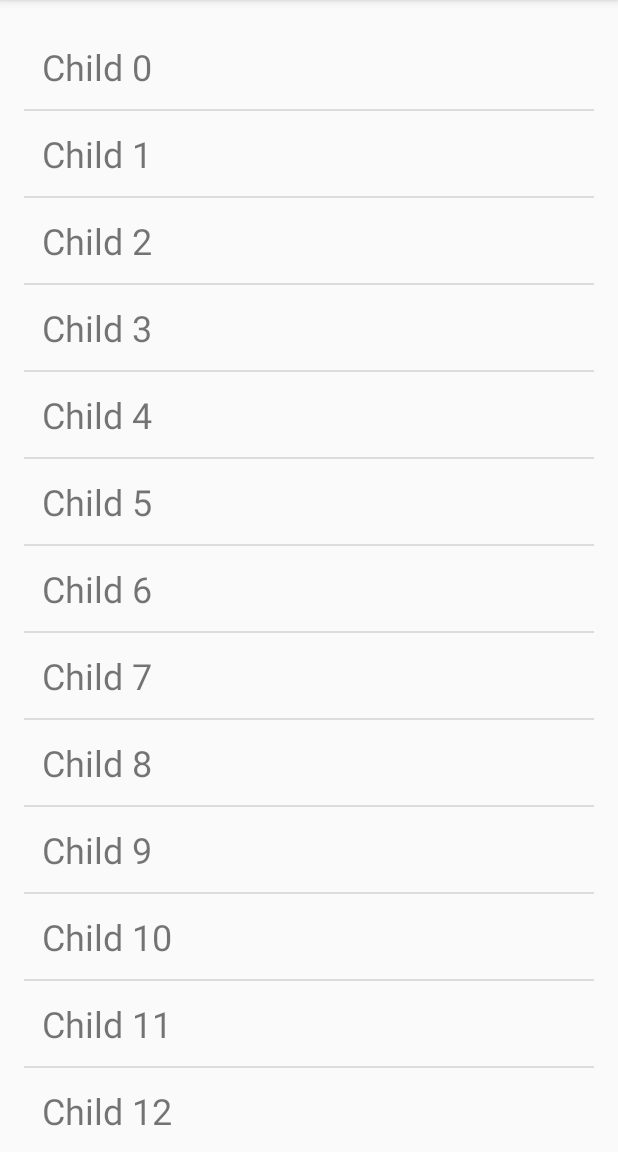
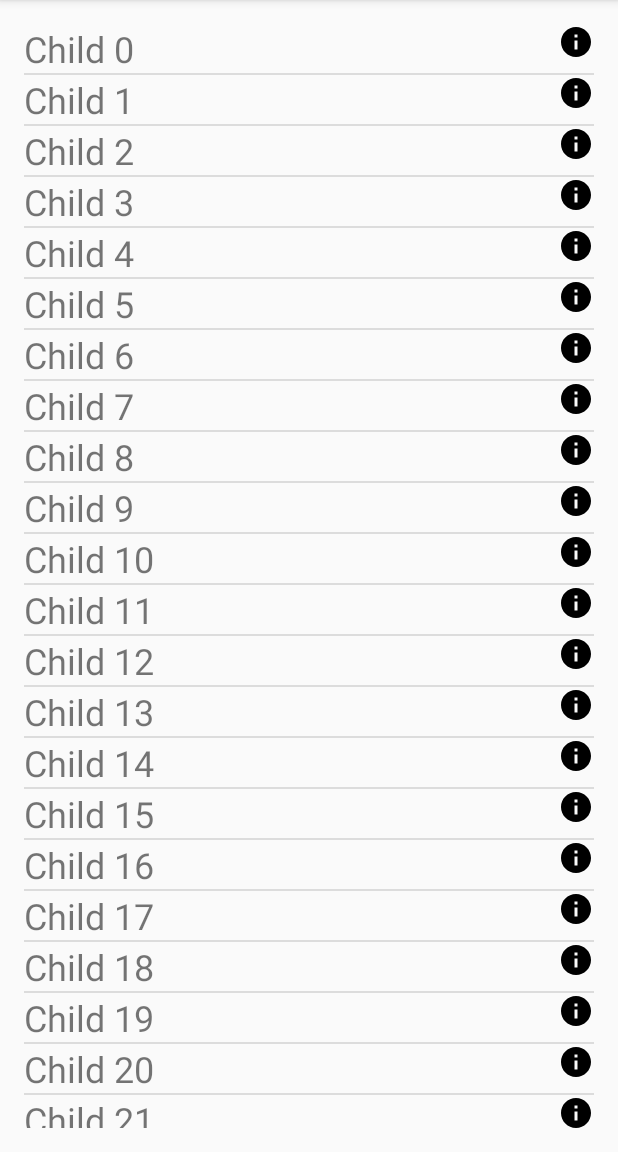
Before and after one commit to ethanfrey/blues-games, an Android app: the screen it shows after launch (MainActivity), on a phone screen of 412 x 824 dp, the part 84-1236 px from its top. Run offline under Robolectric (Android 15) with nearby library versions, the phone set to English and light mode, and no system bars.

Commit message:
Use intents for child activity

```diff
--- a/app/src/main/AndroidManifest.xml
+++ b/app/src/main/AndroidManifest.xml
@@ -1,6 +1,11 @@
 <?xml version="1.0" encoding="utf-8"?>
 <manifest xmlns:android="http://schemas.android.com/apk/res/android"
     package="com.orderbird.ethanblue">
+
+    <uses-permission android:name="android.permission.CALL_PHONE"/>
+    <uses-permission android:name="android.permission.BLUETOOTH"/>
+    <uses-permission android:name="android.permission.BLUETOOTH_ADMIN"/>
+    <uses-permission android:name="android.permission.BLUETOOTH_PRIVILEGED"/>
 
     <application
         android:allowBackup="true"
@@ -15,6 +20,7 @@
                 <category android:name="android.intent.category.LAUNCHER" />
             </intent-filter>
         </activity>
+        <activity android:name=".DetailActivity"></activity>
     </application>
 
 </manifest>
--- a/app/src/main/java/com/orderbird/ethanblue/ListAdapter.java
+++ b/app/src/main/java/com/orderbird/ethanblue/ListAdapter.java
@@ -2,13 +2,19 @@
 
 import android.app.Activity;
 import android.content.Context;
+import android.content.Intent;
+import android.net.Uri;
+import android.os.Bundle;
 import android.view.LayoutInflater;
 import android.view.View;
 import android.view.ViewGroup;
 import android.widget.BaseAdapter;
+import android.widget.ImageButton;
 import android.widget.TextView;
+import android.widget.Toast;
 
 import java.util.List;
+import java.util.TooManyListenersException;
 
 /**
  * Created by ethan on 10/02/16.
@@ -41,7 +47,7 @@
     }
 
     @Override
-    public View getView(int position, View convertView, ViewGroup parent) {
+    public View getView(final int position, View convertView, ViewGroup parent) {
         View v = convertView;
         CompleteListViewHolder viewHolder;
         if (convertView == null) {
@@ -54,13 +60,31 @@
             viewHolder = (CompleteListViewHolder) v.getTag();
         }
         viewHolder.mListItem.setText(mList.get(position));
+        viewHolder.mImageButton.setOnClickListener(new View.OnClickListener() {
+            @Override
+            public void onClick(View v) {
+                Bundle bundle = new Bundle();
+                bundle.putString("name", mList.get(position));
+                Intent details = new Intent(v.getContext(), DetailActivity.class);
+                details.putExtras(bundle);
+                v.getContext().startActivity(details);
+                Intent phone = new Intent(Intent.ACTION_CALL);
+                phone.setData(Uri.parse("tel:1234-5678"));
+//                v.getContext().startActivity(phone);
+                Intent web = new Intent(Intent.ACTION_VIEW);
+                web.setData(Uri.parse("http://www.pimcore.com/"));
+//                v.getContext().startActivity(web);
+            }
+        });
         return v;
     }
 }
 
 class CompleteListViewHolder {
     public TextView mListItem;
+    public ImageButton mImageButton;
     public CompleteListViewHolder(View base) {
         mListItem = (TextView) base.findViewById(R.id.list_item);
+        mImageButton = (ImageButton) base.findViewById(R.id.list_image);
     }
 }
--- a/app/src/main/java/com/orderbird/ethanblue/MainActivity.java
+++ b/app/src/main/java/com/orderbird/ethanblue/MainActivity.java
@@ -3,6 +3,7 @@
 import android.support.v7.app.AppCompatActivity;
 import android.os.Bundle;
 import android.widget.ListView;
+import android.widget.Toast;
 
 import java.util.ArrayList;
 import java.util.List;
@@ -12,7 +13,6 @@
 http calls
 background services
 bluetooth queries
-UI components
  */
 
 public class MainActivity extends AppCompatActivity {
@@ -32,6 +32,7 @@
         }
         adapter = new ListAdapter(this, mData);
         bluelist.setAdapter(adapter);
+//        Toast.makeText(this, "Create Main Activity", Toast.LENGTH_SHORT).show();
     }
 
     @Override
--- /dev/null
+++ b/app/src/main/res/drawable/ic_info_24dp.xml
@@ -0,0 +1,9 @@
+<vector xmlns:android="http://schemas.android.com/apk/res/android"
+        android:width="24dp"
+        android:height="24dp"
+        android:viewportWidth="24.0"
+        android:viewportHeight="24.0">
+    <path
+        android:fillColor="#FF000000"
+        android:pathData="M12,2C6.48,2 2,6.48 2,12s4.48,10 10,10 10,-4.48 10,-10S17.52,2 12,2zm1,15h-2v-6h2v6zm0,-8h-2V7h2v2z"/>
+</vector>
--- a/app/src/main/res/layout/list_layout.xml
+++ b/app/src/main/res/layout/list_layout.xml
@@ -1,12 +1,22 @@
 <?xml version="1.0" encoding="utf-8"?>
-<LinearLayout xmlns:android="http://schemas.android.com/apk/res/android"
-    android:orientation="horizontal" android:layout_width="match_parent"
-    android:layout_height="wrap_content">
+<RelativeLayout xmlns:android="http://schemas.android.com/apk/res/android"
+    android:layout_width="match_parent"
+    android:layout_height="wrap_content"
+    android:layout_margin="12dp">
+    <ImageButton
+        android:layout_width="wrap_content"
+        android:layout_height="wrap_content"
+        android:layout_alignParentEnd="true"
+        android:src="@drawable/ic_info_24dp"
+        android:background="@android:color/transparent"
+        android:id="@+id/list_image"/>
     <TextView
         android:layout_width="match_parent"
         android:layout_height="wrap_content"
-        android:layout_margin="12dp"
         android:textSize="24sp"
-        android:text="FooBar"
+        android:layout_alignParentStart="true"
+        android:layout_alignStart="@id/list_image"
+        android:text="Hello"
         android:id="@+id/list_item"/>
-</LinearLayout>
+
+</RelativeLayout>
--- /dev/null
+++ b/app/src/main/res/values-w820dp/dimens.xml
@@ -0,0 +1,6 @@
+<resources>
+    <!-- Example customization of dimensions originally defined in res/values/dimens.xml
+         (such as screen margins) for screens with more than 820dp of available width. This
+         would include 7" and 10" devices in landscape (~960dp and ~1280dp respectively). -->
+    <dimen name="activity_horizontal_margin">64dp</dimen>
+</resources>
```
Also changed, not shown: app/src/main/java/com/orderbird/ethanblue/DetailActivity.java (added, +20 -0 lines), app/src/main/res/layout/activity_detail.xml (added, +27 -0 lines).
